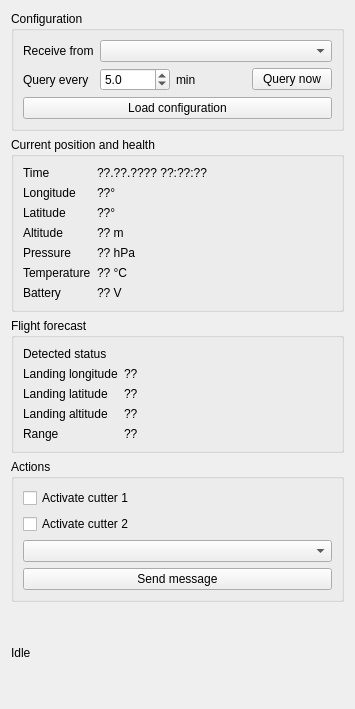
The window that balloon_operator/gui_operatorwidget.ui (a-schneider-fmi/balloon-operator) describes before a commit, drawn with Qt 5.
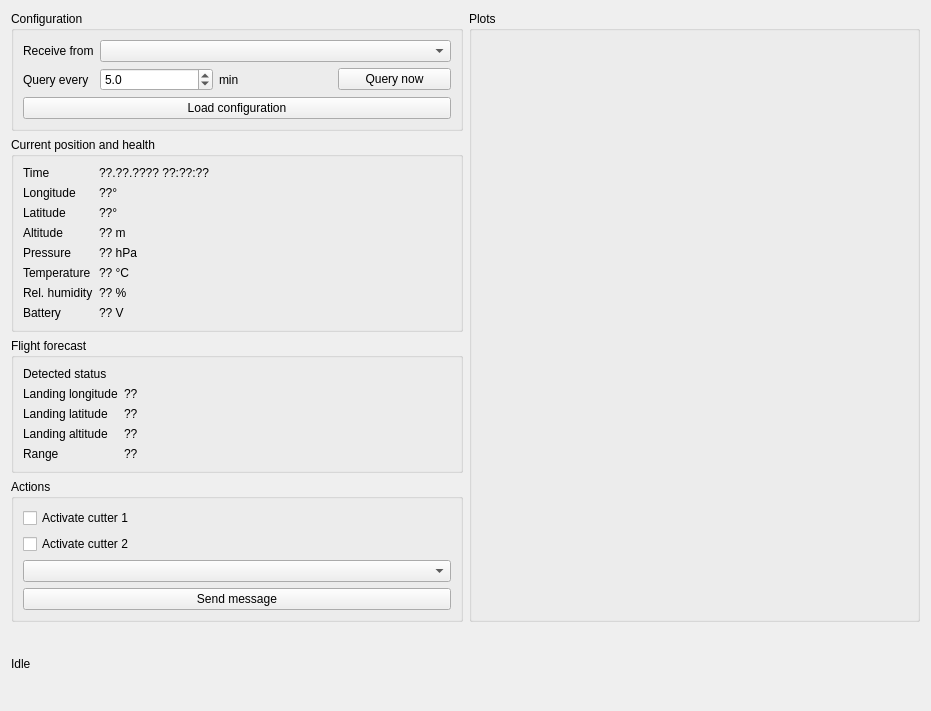
The same window after the commit. Custom widgets are drawn as their Qt base class.

Commit message: Added time series plots to live operation GUI.

Diff of the .ui file:
```diff
--- a/balloon_operator/gui_operatorwidget.ui
+++ b/balloon_operator/gui_operatorwidget.ui
@@ -6,94 +6,81 @@
    <rect>
     <x>0</x>
     <y>0</y>
-    <width>355</width>
-    <height>709</height>
+    <width>931</width>
+    <height>711</height>
    </rect>
   </property>
   <property name="windowTitle">
    <string>Balloon Live Operator</string>
   </property>
   <layout class="QGridLayout" name="gridLayout">
-   <item row="2" column="0">
-    <widget class="QGroupBox" name="group_landing_point">
+   <item row="0" column="0">
+    <layout class="QVBoxLayout" name="layout_left">
+     <item>
+      <widget class="QGroupBox" name="group_config">
      <property name="title">
-      <string>Flight forecast</string>
-     </property>
-     <layout class="QFormLayout" name="formLayout">
+        <string>Configuration</string>
+       </property>
+       <layout class="QFormLayout" name="layout_config">
       <item row="1" column="0">
-       <widget class="QLabel" name="label_landing_longitude">
+         <widget class="QLabel" name="label_receive_imei">
         <property name="text">
-         <string>Landing longitude</string>
-        </property>
-       </widget>
-      </item>
-      <item row="2" column="0">
-       <widget class="QLabel" name="label_landing_latitude">
-        <property name="text">
-         <string>Landing latitude</string>
-        </property>
-       </widget>
-      </item>
-      <item row="4" column="0">
-       <widget class="QLabel" name="label_range">
-        <property name="text">
-         <string>Range</string>
-        </property>
-       </widget>
-      </item>
-      <item row="3" column="0">
-       <widget class="QLabel" name="label_landing_altitude">
-        <property name="text">
-         <string>Landing altitude</string>
+           <string>Receive from</string>
         </property>
        </widget>
       </item>
       <item row="1" column="1">
-       <widget class="QLabel" name="label_landing_longitude_value">
+         <widget class="QComboBox" name="combo_receive_imei"/>
+        </item>
+        <item row="2" column="0">
+         <widget class="QLabel" name="label_query_time">
         <property name="text">
-         <string>??</string>
+           <string>Query every</string>
         </property>
        </widget>
       </item>
       <item row="2" column="1">
-       <widget class="QLabel" name="label_landing_latitude_value">
-        <property name="text">
-         <string>??</string>
-        </property>
-       </widget>
-      </item>
-      <item row="3" column="1">
-       <widget class="QLabel" name="label_landing_altitude_value">
-        <property name="text">
-         <string>??</string>
-        </property>
-       </widget>
-      </item>
-      <item row="4" column="1">
-       <widget class="QLabel" name="label_range_value">
+         <layout class="QHBoxLayout" name="layout_query">
+          <item>
+           <widget class="QDoubleSpinBox" name="spin_query_time">
+            <property name="decimals">
+             <number>1</number>
+            </property>
+            <property name="maximum">
+             <double>100.000000000000000</double>
+            </property>
+            <property name="value">
+             <double>5.000000000000000</double>
+            </property>
+           </widget>
+          </item>
+          <item>
+           <widget class="QLabel" name="label_query_min">
         <property name="text">
-         <string>??</string>
+             <string>min</string>
         </property>
        </widget>
       </item>
-      <item row="0" column="0">
-       <widget class="QLabel" name="label_ascent_status">
+          <item>
+           <widget class="QPushButton" name="button_query_now">
         <property name="text">
-         <string>Detected status</string>
+             <string>Query now</string>
         </property>
        </widget>
       </item>
-      <item row="0" column="1">
-       <widget class="QLabel" name="label_ascent_status_value">
+         </layout>
+        </item>
+        <item row="3" column="0" colspan="2">
+         <widget class="QPushButton" name="button_load_config">
         <property name="text">
-         <string/>
+           <string>Load configuration</string>
         </property>
        </widget>
       </item>
      </layout>
     </widget>
    </item>
-   <item row="1" column="0">
+     <item>
     <widget class="QGroupBox" name="group_cur_pos">
      <property name="title">
       <string>Current position and health</string>
@@ -169,14 +156,14 @@
         </property>
        </widget>
       </item>
-      <item row="6" column="0">
+        <item row="7" column="0">
        <widget class="QLabel" name="label_cur_battery">
         <property name="text">
          <string>Battery</string>
         </property>
        </widget>
       </item>
-      <item row="6" column="1">
+        <item row="7" column="1">
        <widget class="QLabel" name="label_cur_battery_value">
         <property name="text">
          <string>?? V</string>
@@ -197,17 +184,103 @@
         </property>
        </widget>
       </item>
-     </layout>
+        <item row="6" column="0">
+         <widget class="QLabel" name="label_cur_humidity">
+          <property name="text">
+           <string>Rel. humidity</string>
+          </property>
+         </widget>
+        </item>
+        <item row="6" column="1">
+         <widget class="QLabel" name="label_cur_humidity_value">
+          <property name="text">
+           <string>?? %</string>
+          </property>
+         </widget>
+        </item>
+       </layout>
+      </widget>
+     </item>
+     <item>
+      <widget class="QGroupBox" name="group_landing_point">
+       <property name="title">
+        <string>Flight forecast</string>
+       </property>
+       <layout class="QFormLayout" name="layout_landing">
+        <item row="1" column="0">
+         <widget class="QLabel" name="label_landing_longitude">
+          <property name="text">
+           <string>Landing longitude</string>
+          </property>
+         </widget>
+        </item>
+        <item row="2" column="0">
+         <widget class="QLabel" name="label_landing_latitude">
+          <property name="text">
+           <string>Landing latitude</string>
+          </property>
     </widget>
    </item>
    <item row="4" column="0">
-    <widget class="QLabel" name="label_status">
+         <widget class="QLabel" name="label_range">
      <property name="text">
-      <string>Idle</string>
+           <string>Range</string>
      </property>
     </widget>
    </item>
    <item row="3" column="0">
+         <widget class="QLabel" name="label_landing_altitude">
+          <property name="text">
+           <string>Landing altitude</string>
+          </property>
+         </widget>
+        </item>
+        <item row="1" column="1">
+         <widget class="QLabel" name="label_landing_longitude_value">
+          <property name="text">
+           <string>??</string>
+          </property>
+         </widget>
+        </item>
+        <item row="2" column="1">
+         <widget class="QLabel" name="label_landing_latitude_value">
+          <property name="text">
+           <string>??</string>
+          </property>
+         </widget>
+        </item>
+        <item row="3" column="1">
+         <widget class="QLabel" name="label_landing_altitude_value">
+          <property name="text">
+           <string>??</string>
+          </property>
+         </widget>
+        </item>
+        <item row="4" column="1">
+         <widget class="QLabel" name="label_range_value">
+          <property name="text">
+           <string>??</string>
+          </property>
+         </widget>
+        </item>
+        <item row="0" column="0">
+         <widget class="QLabel" name="label_ascent_status">
+          <property name="text">
+           <string>Detected status</string>
+          </property>
+         </widget>
+        </item>
+        <item row="0" column="1">
+         <widget class="QLabel" name="label_ascent_status_value">
+          <property name="text">
+           <string/>
+          </property>
+         </widget>
+        </item>
+       </layout>
+      </widget>
+     </item>
+     <item>
     <widget class="QGroupBox" name="group_actions">
      <property name="title">
       <string>Actions</string>
@@ -240,72 +313,37 @@
      </layout>
     </widget>
    </item>
-   <item row="0" column="0">
-    <widget class="QGroupBox" name="group_config">
+    </layout>
+   </item>
+   <item row="0" column="1">
+    <widget class="QGroupBox" name="group_plots">
      <property name="title">
-      <string>Configuration</string>
+      <string>Plots</string>
      </property>
-     <layout class="QFormLayout" name="formLayout_2">
-      <item row="1" column="0">
-       <widget class="QLabel" name="label_receive_imei">
-        <property name="text">
-         <string>Receive from</string>
-        </property>
-       </widget>
-      </item>
-      <item row="1" column="1">
-       <widget class="QComboBox" name="combo_receive_imei"/>
-      </item>
-      <item row="2" column="0">
-       <widget class="QLabel" name="label_query_time">
-        <property name="text">
-         <string>Query every</string>
-        </property>
-       </widget>
-      </item>
-      <item row="2" column="1">
-       <layout class="QHBoxLayout" name="horizontalLayout">
+     <layout class="QVBoxLayout" name="layout_plots">
         <item>
-         <widget class="QDoubleSpinBox" name="spin_query_time">
-          <property name="decimals">
-           <number>1</number>
-          </property>
-          <property name="maximum">
-           <double>100.000000000000000</double>
-          </property>
-          <property name="value">
-           <double>5.000000000000000</double>
-          </property>
-         </widget>
-        </item>
-        <item>
-         <widget class="QLabel" name="label_query_min">
-          <property name="text">
-           <string>min</string>
-          </property>
-         </widget>
-        </item>
-        <item>
-         <widget class="QPushButton" name="button_query_now">
+       <widget class="GuiFigureCanvas" name="mpl_canvas" native="true"/>
+      </item>
+     </layout>
+    </widget>
+   </item>
+   <item row="1" column="0" colspan="2">
+    <widget class="QLabel" name="label_status">
           <property name="text">
-           <string>Query now</string>
+      <string>Idle</string>
           </property>
          </widget>
         </item>
        </layout>
-      </item>
-      <item row="3" column="0" colspan="2">
-       <widget class="QPushButton" name="button_load_config">
-        <property name="text">
-         <string>Load configuration</string>
-        </property>
-       </widget>
-      </item>
-     </layout>
-    </widget>
-   </item>
-  </layout>
- </widget>
+ </widget>
+ <customwidgets>
+  <customwidget>
+   <class>GuiFigureCanvas</class>
+   <extends>QWidget</extends>
+   <header>gui_figure_canvas</header>
+   <container>1</container>
+  </customwidget>
+ </customwidgets>
  <tabstops>
   <tabstop>combo_receive_imei</tabstop>
   <tabstop>spin_query_time</tabstop>
```
Left out of the diff: 4 changed lines with no effect on the pictures. Lines whose indentation alone changed are shown as unchanged. The commit also changes 3 other files.
